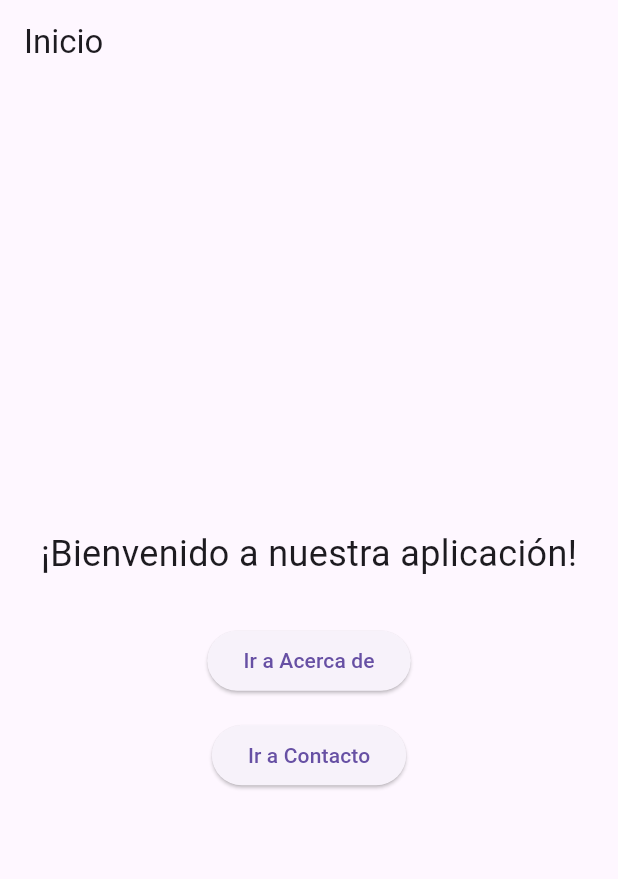
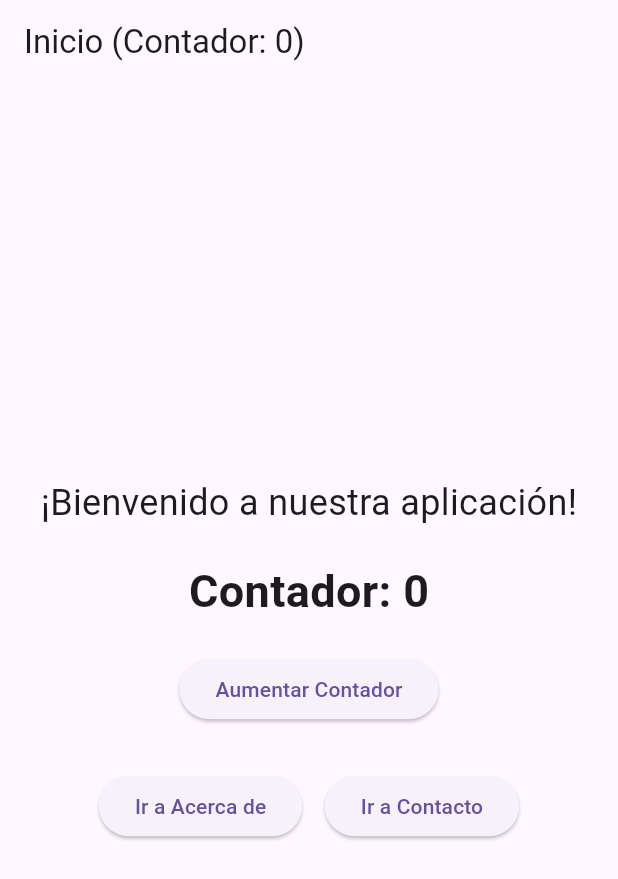
Before and after one commit to alejandrafrancog/afranco-flutter-002, a Flutter app: the screen it shows after launch, on a phone screen of 412 x 824 dp. Shown: the top 879 px of the screen. Run offline on Flutter 3.47's test engine with Material 3 defaults, Android fonts, the light colour scheme and no system bars.

Commit message:
Agregar estado a página de inicio

```diff
--- a/lib/views/inicio.dart
+++ b/lib/views/inicio.dart
@@ -2,12 +2,26 @@ import 'package:flutter/material.dart';
 import 'acerca_de.dart';
 import 'contacto.dart';
 
-class PantallaInicio extends StatelessWidget {
+class PantallaInicio extends StatefulWidget {
+  @override
+  _PantallaInicioState createState() => _PantallaInicioState();
+}
+
+class _PantallaInicioState extends State<PantallaInicio> {
+  int _contador = 0; // Variable de estado
+
+  @override
+  void initState() {
+    super.initState();
+    print('initState: Se inicializa el estado');
+  }
+
   @override
   Widget build(BuildContext context) {
+    print('build: Se reconstruye la interfaz');
     return Scaffold(
       appBar: AppBar(
-        title: Text('Inicio'),
+        title: Text('Inicio (Contador: $_contador)'),
       ),
       body: Center(
         child: Column(
@@ -17,22 +31,33 @@ class PantallaInicio extends StatelessWidget {
               '¡Bienvenido a nuestra aplicación!',
               style: TextStyle(fontSize: 24),
             ),
+            SizedBox(height: 20),
+            Text(
+              'Contador: $_contador',
+              style: TextStyle(fontSize: 30, fontWeight: FontWeight.bold),
+            ),
+            SizedBox(height: 20),
+            ElevatedButton(
+              child: Text('Aumentar Contador'),
+              onPressed: _incrementarContador,
+            ),
             SizedBox(height: 30),
+            Row(
+              mainAxisAlignment: MainAxisAlignment.center,
+              children: [
                 ElevatedButton(
                   child: Text('Ir a Acerca de'),
                   onPressed: () {
-                // Navegación a pantalla Acerca de
                     Navigator.push(
                       context,
                       MaterialPageRoute(builder: (context) => PantallaAcercaDe()),
                     );
                   },
                 ),
-            SizedBox(height: 15),
+                SizedBox(width: 15),
                 ElevatedButton(
                   child: Text('Ir a Contacto'),
                   onPressed: () {
-                // Navegación a pantalla Contacto
                     Navigator.push(
                       context,
                       MaterialPageRoute(builder: (context) => PantallaContacto()),
@@ -41,7 +66,22 @@ class PantallaInicio extends StatelessWidget {
                 ),
               ],
             ),
+          ],
+        ),
       ),
     );
   }
+
+  void _incrementarContador() {
+    setState(() {
+      _contador++;
+      print('setState: Contador aumentado a $_contador');
+    });
   }
+
+  @override
+  void dispose() {
+    print('dispose: Se liberan recursos');
+    super.dispose();
+  }
+}
```
Lines whose indentation alone changed are shown as unchanged.
